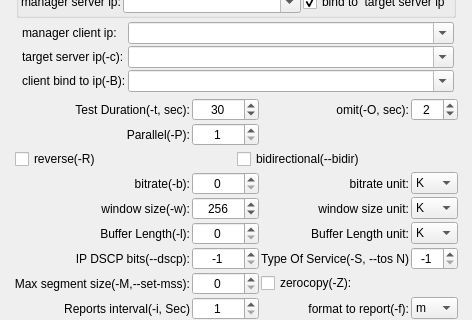
Old version of the form qiperfc/src/dlgiperf.ui in the repository coolshou/qiperf; both pictures show x 0 to 472 and y 101 to 421 of the 472 by 591 pixel window.
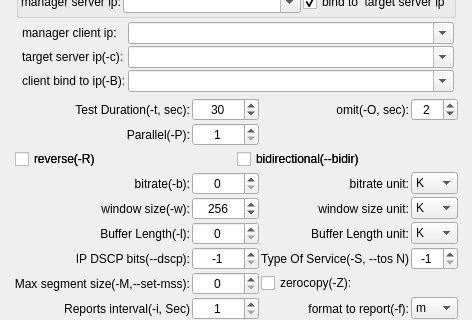
New version of the form. Icons and pictures are not drawn.

Commit message: adj iperf ui size

Diff of the .ui file:
```diff
--- a/qiperfc/src/dlgiperf.ui
+++ b/qiperfc/src/dlgiperf.ui
@@ -837,6 +837,50 @@
            </property>
           </widget>
          </item>
+         <item row="6" column="0" colspan="4">
+          <widget class="QWidget" name="widget_3" native="true">
+           <layout class="QHBoxLayout" name="horizontalLayout_2">
+            <property name="spacing">
+             <number>1</number>
+            </property>
+            <property name="leftMargin">
+             <number>1</number>
+            </property>
+            <property name="topMargin">
+             <number>1</number>
+            </property>
+            <property name="rightMargin">
+             <number>1</number>
+            </property>
+            <property name="bottomMargin">
+             <number>1</number>
+            </property>
+            <item>
+             <widget class="QCheckBox" name="chk_reverse">
+              <property name="toolTip">
+               <string>Server send data to client</string>
+              </property>
+              <property name="text">
+               <string>reverse(-R)</string>
+              </property>
+              <property name="tristate">
+               <bool>false</bool>
+              </property>
+             </widget>
+            </item>
+            <item>
+             <widget class="QCheckBox" name="chk_bidir">
+              <property name="text">
+               <string>bidirectional(--bidir)</string>
+              </property>
+              <property name="tristate">
+               <bool>false</bool>
+              </property>
+             </widget>
+            </item>
+           </layout>
+          </widget>
+         </item>
         </layout>
        </widget>
       </item>
```
